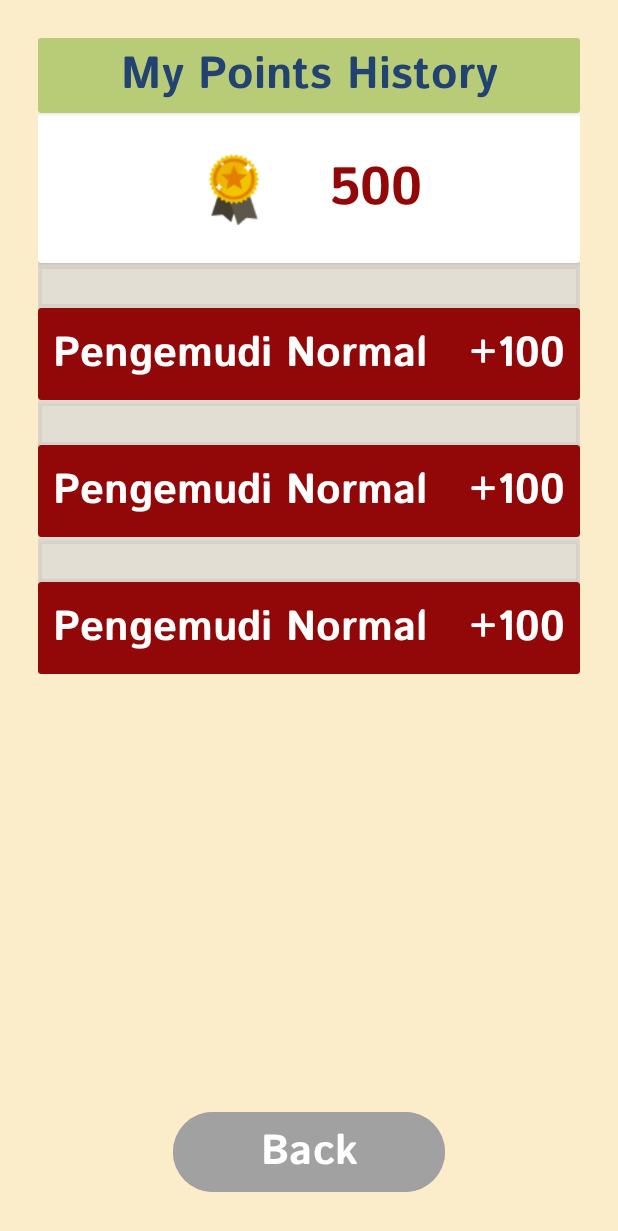
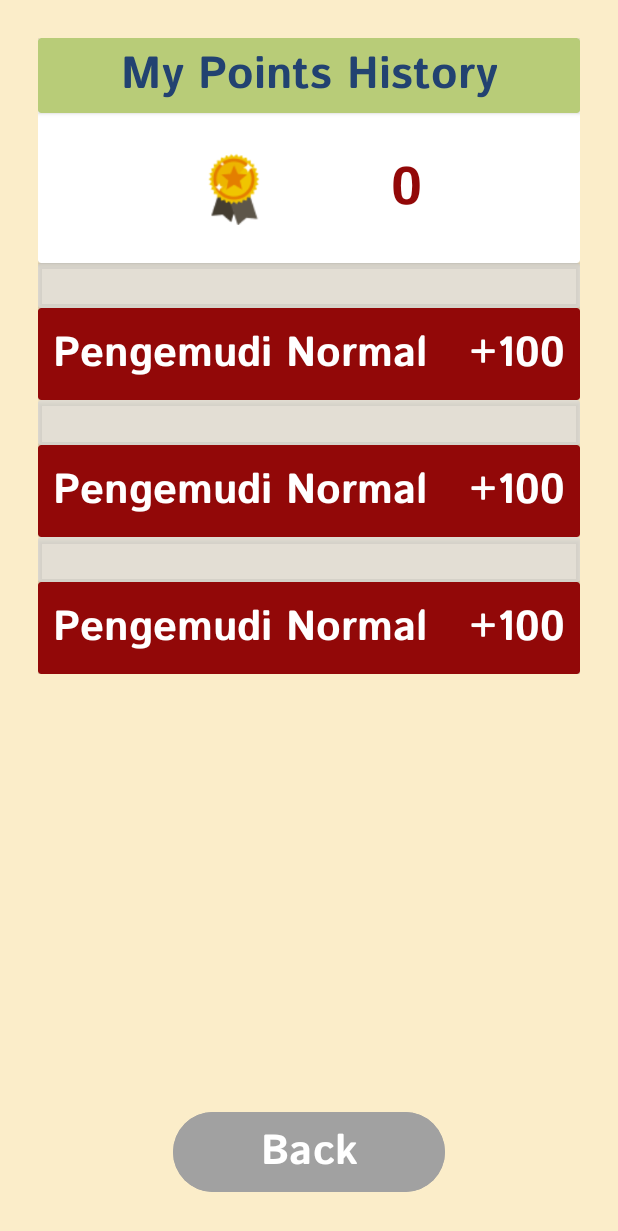
Before and after one commit to svenster18/DriverBehavior, an Android app: the layout activity_point.xml on its own in the app's theme, with its tools: preview values and no code run, on a phone screen of 412 x 824 dp. Shown: the top 1231 px of the screen. Run offline under Robolectric (Android 15) with nearby library versions, the phone set to English and light mode, and no system bars.

```diff
--- a/app/src/main/res/layout/activity_point.xml
+++ b/app/src/main/res/layout/activity_point.xml
@@ -56,7 +56,7 @@
                 android:layout_height="wrap_content"
                 android:layout_marginEnd="105dp"
                 android:fontFamily="@font/istok_web_bold"
-                android:text="500"
+                android:text="0"
                 android:textColor="#920808"
                 android:textSize="35sp"
                 app:layout_constraintBottom_toBottomOf="@+id/iv_award_points"
```
Also changed, not shown: app/src/main/java/com/androkit/driverbehavior/DetectActivity.java (+0 -7 lines).
